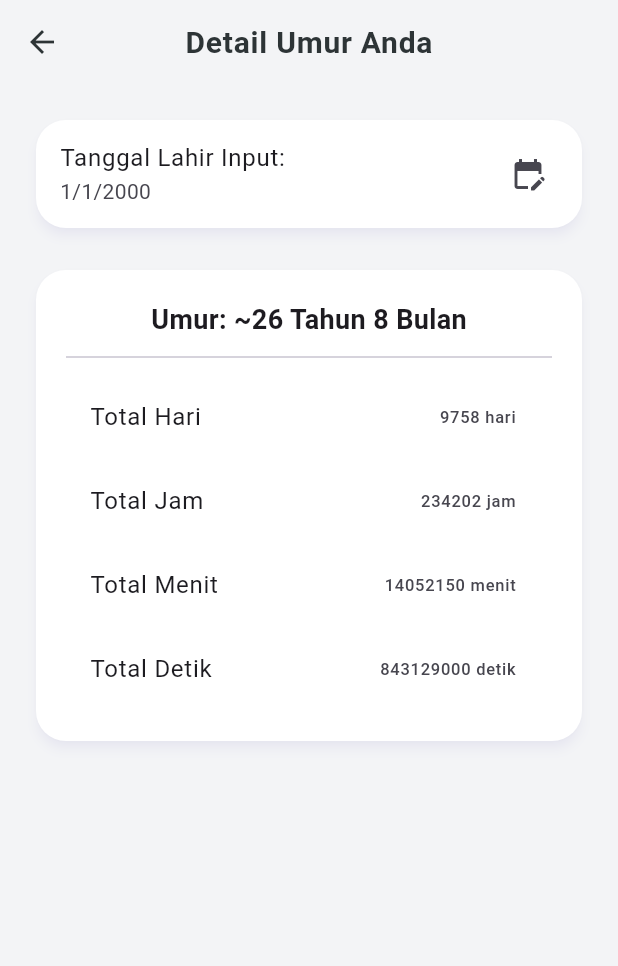
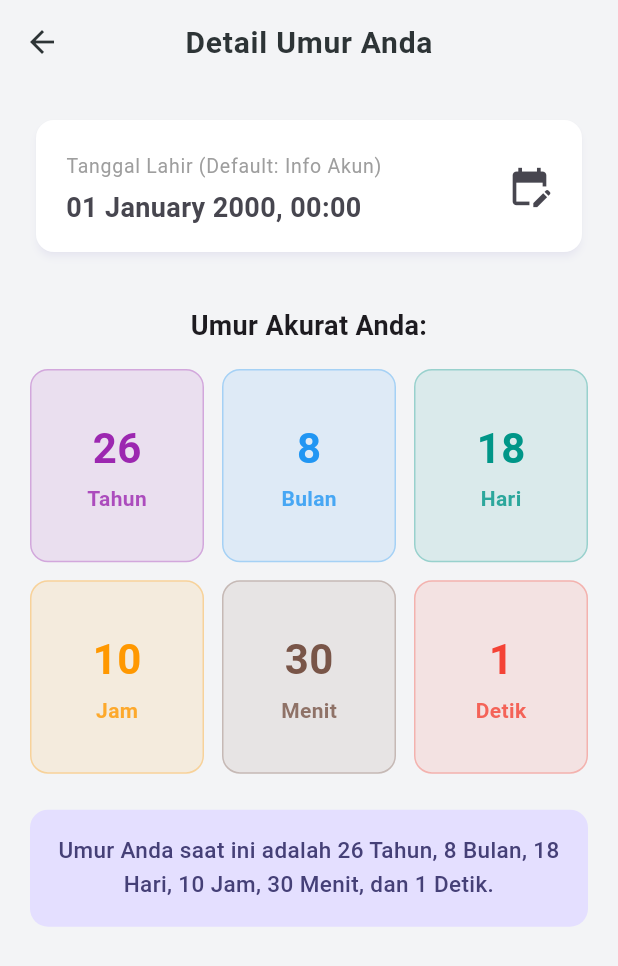
Before and after one commit to Ade-Nugraha48/aplikasi_kalkulator_kece, a Flutter app: the AgeCalculatorView screen opened directly, on a phone screen of 412 x 824 dp. Shown: the top 966 px of the screen. Run offline on Flutter 3.47's test engine with Material 3 defaults, Android fonts, the phone set to English and light mode, and no system bars; our stand-ins replace hijri, shared_preferences, supabase_flutter; accounts and stored records are empty.

Commit message:
Konversi Tanggal Lahir

```diff
--- /dev/null
+++ b/lib/features/age_calculator/services/age_calculator_service.dart
@@ -0,0 +1,63 @@
+/// ============================================================================
+/// FILE: lib/features/age_calculator/services/age_calculator_service.dart
+/// FUNGSI: Utilitas Perhitungan Umur secara Detail (Tahun, Bulan, Hari, Jam, Menit, Detik).
+/// MANAJEMEN HANDLES: Algoritma presisi penanggalan masehi & kabisat.
+/// ============================================================================
+
+class AgeCalculatorService {
+  /// Menghitung selisih persis umur berdasarkan kalender.
+  /// Memperhitungkan jumlah hari per bulan dan tahun kabisat.
+  static Map<String, int> calculateAge(DateTime birthDate) {
+    DateTime now = DateTime.now();
+
+    // Proteksi: Jika birthDate di masa depan, kembalikan 0
+    if (birthDate.isAfter(now)) {
+      return {
+        'years': 0, 'months': 0, 'days': 0,
+        'hours': 0, 'minutes': 0, 'seconds': 0,
+      };
+    }
+
+    int years = now.year - birthDate.year;
+    int months = now.month - birthDate.month;
+    int days = now.day - birthDate.day;
+    int hours = now.hour - birthDate.hour;
+    int minutes = now.minute - birthDate.minute;
+    int seconds = now.second - birthDate.second;
+
+    if (seconds < 0) {
+      minutes--;
+      seconds += 60;
+    }
+    if (minutes < 0) {
+      hours--;
+      minutes += 60;
+    }
+    if (hours < 0) {
+      days--;
+      hours += 24;
+    }
+    if (days < 0) {
+      months--;
+      // Mendapatkan total hari pada bulan sebelumnya
+      int previousMonth = now.month == 1 ? 12 : now.month - 1;
+      int yearForPrevMonth = now.month == 1 ? now.year - 1 : now.year;
+      // DateTime(year, month + 1, 0) menghasilkan hari terakhir di bulan tsb
+      int daysInPrevMonth = DateTime(yearForPrevMonth, previousMonth + 1, 0).day;
+      days += daysInPrevMonth;
+    }
+    if (months < 0) {
+      years--;
+      months += 12;
+    }
+
+    return {
+      'years': years,
+      'months': months,
+      'days': days,
+      'hours': hours,
+      'minutes': minutes,
+      'seconds': seconds,
+    };
+  }
+}
--- a/lib/features/age_calculator/views/age_calculator_view.dart
+++ b/lib/features/age_calculator/views/age_calculator_view.dart
@@ -6,8 +6,11 @@
 ///               serta timer update real-time detik/jam umur.
 /// ============================================================================
 
+import 'dart:async';
 import 'package:flutter/material.dart';
+import 'package:intl/intl.dart';
 import '../../../core/session/session_manager.dart';
+import '../services/age_calculator_service.dart';
 
 class AgeCalculatorView extends StatefulWidget {
   const AgeCalculatorView({super.key});
@@ -18,6 +21,7 @@ class AgeCalculatorView extends StatefulWidget {
 
 class _AgeCalculatorViewState extends State<AgeCalculatorView> {
   DateTime _birthDate = DateTime(2000, 1, 1);
+  Timer? _timer;
 
   @override
   void initState() {
@@ -25,23 +29,111 @@ class _AgeCalculatorViewState extends State<AgeCalculatorView> {
     // Handles FR-T2-06: Default input dari birth_date user di Session/DB
     final user = SessionManager().currentUser;
     if (user != null && user['birth_date'] != null) {
-      _birthDate = user['birth_date'] is DateTime
+      final dbDate = user['birth_date'] is DateTime
           ? user['birth_date']
-          : DateTime.tryParse(user['birth_date'].toString()) ?? _birthDate;
+          : DateTime.tryParse(user['birth_date'].toString());
+      if (dbDate != null) {
+        // Handle timezone offset (bug prevention)
+        _birthDate = dbDate.toLocal();
+      }
     }
+
+    // Memulai Timer Real-time setiap 1 detik
+    _timer = Timer.periodic(const Duration(seconds: 1), (timer) {
+      if (mounted) {
+        setState(() {}); // Memicu re-render UI age secara instan
+      }
+    });
+  }
+
+  @override
+  void dispose() {
+    // Mematikan timer saat berpindah halaman agar tidak Memory Leak
+    _timer?.cancel();
+    super.dispose();
+  }
+
+  Future<void> _pilihTanggalLahir() async {
+    final pickedDate = await showDatePicker(
+      context: context,
+      initialDate: _birthDate,
+      firstDate: DateTime(1900),
+      lastDate: DateTime.now(), // Validasi Bug: Tidak boleh tanggal depan
+    );
+
+    if (pickedDate != null) {
+      if (!mounted) return;
+      final pickedTime = await showTimePicker(
+        context: context,
+        initialTime: TimeOfDay.fromDateTime(_birthDate),
+      );
+
+      if (pickedTime != null) {
+        final newDate = DateTime(
+          pickedDate.year,
+          pickedDate.month,
+          pickedDate.day,
+          pickedTime.hour,
+          pickedTime.minute,
+        );
+
+        // Validasi: Waktu kombinasi tidak boleh > waktu sekarang
+        if (newDate.isAfter(DateTime.now())) {
+          if (mounted) {
+            ScaffoldMessenger.of(context).showSnackBar(
+              const SnackBar(
+                content: Text('Tanggal lahir tidak boleh melebihi waktu saat ini!'),
+                backgroundColor: Colors.red,
+              )
+            );
+          }
+          return; // Batalkan
+        }
+
+        setState(() {
+          _birthDate = newDate;
+        });
+      }
+    }
+  }
+
+  Widget _buildAgeBox(String value, String label, Color color) {
+    return Container(
+      decoration: BoxDecoration(
+        color: color.withOpacity(0.1),
+        borderRadius: BorderRadius.circular(12),
+        border: Border.all(color: color.withOpacity(0.3)),
+      ),
+      padding: const EdgeInsets.symmetric(vertical: 16),
+      child: Column(
+        mainAxisAlignment: MainAxisAlignment.center,
+        children: [
+          Text(
+            value,
+            style: TextStyle(
+              fontSize: 28,
+              fontWeight: FontWeight.bold,
+              color: color,
+            ),
+          ),
+          const SizedBox(height: 4),
+          Text(
+            label,
+            style: TextStyle(
+              fontSize: 14,
+              fontWeight: FontWeight.w600,
+              color: color.withOpacity(0.8),
+            ),
+          ),
+        ],
+      ),
+    );
   }
 
   @override
   Widget build(BuildContext context) {
-    final now = DateTime.now();
-    final difference = now.difference(_birthDate);
-
-    final years = now.year - _birthDate.year;
-    final months = now.month - _birthDate.month;
-    final days = difference.inDays;
-    final hours = difference.inHours;
-    final minutes = difference.inMinutes;
-    final seconds = difference.inSeconds;
+    final ageMap = AgeCalculatorService.calculateAge(_birthDate);
+    final theme = Theme.of(context);
 
     return Scaffold(
       appBar: AppBar(
@@ -50,41 +142,66 @@ class _AgeCalculatorViewState extends State<AgeCalculatorView> {
       body: SingleChildScrollView(
         padding: const EdgeInsets.all(20.0),
         child: Column(
+          crossAxisAlignment: CrossAxisAlignment.stretch,
           children: [
             Card(
+              elevation: 2,
+              shape: RoundedRectangleBorder(borderRadius: BorderRadius.circular(12)),
               child: ListTile(
-                title: const Text('Tanggal Lahir Input:'),
-                subtitle: Text('${_birthDate.day}/${_birthDate.month}/${_birthDate.year}'),
-                trailing: const Icon(Icons.edit_calendar),
-                onTap: () async {
-                  final picked = await showDatePicker(
-                    context: context,
-                    initialDate: _birthDate,
-                    firstDate: DateTime(1900),
-                    lastDate: DateTime.now(),
-                  );
-                  if (picked != null) {
-                    setState(() {
-                      _birthDate = picked;
-                    });
-                  }
-                },
+                contentPadding: const EdgeInsets.symmetric(horizontal: 20, vertical: 8),
+                title: const Text('Tanggal Lahir (Default: Info Akun)', style: TextStyle(fontSize: 13, color: Colors.grey)),
+                subtitle: Padding(
+                  padding: const EdgeInsets.only(top: 4.0),
+                  child: Text(
+                    DateFormat('dd MMMM yyyy, HH:mm').format(_birthDate),
+                    style: const TextStyle(fontSize: 18, fontWeight: FontWeight.bold),
+                  ),
+                ),
+                trailing: const Icon(Icons.edit_calendar, size: 30),
+                onTap: _pilihTanggalLahir,
               ),
             ),
-            const SizedBox(height: 20),
-            // Output Detail Umur: Tahun, Bulan, Hari, Jam, Menit, Detik
-            Card(
-              child: Padding(
-                padding: const EdgeInsets.all(20.0),
-                child: Column(
-                  children: [
-                    Text('Umur: ~$years Tahun $months Bulan', style: const TextStyle(fontSize: 18, fontWeight: FontWeight.bold)),
-                    const Divider(height: 24),
-                    ListTile(title: const Text('Total Hari'), trailing: Text('$days hari')),
-                    ListTile(title: const Text('Total Jam'), trailing: Text('$hours jam')),
-                    ListTile(title: const Text('Total Menit'), trailing: Text('$minutes menit')),
-                    ListTile(title: const Text('Total Detik'), trailing: Text('$seconds detik')),
-                  ],
+            const SizedBox(height: 32),
+
+            const Text(
+              'Umur Akurat Anda:',
+              style: TextStyle(fontSize: 18, fontWeight: FontWeight.bold),
+              textAlign: TextAlign.center,
+            ),
+            const SizedBox(height: 16),
+
+            GridView.count(
+              crossAxisCount: 3,
+              shrinkWrap: true,
+              physics: const NeverScrollableScrollPhysics(),
+              mainAxisSpacing: 12,
+              crossAxisSpacing: 12,
+              childAspectRatio: 0.9,
+              children: [
+                _buildAgeBox(ageMap['years'].toString(), 'Tahun', Colors.purple),
+                _buildAgeBox(ageMap['months'].toString(), 'Bulan', Colors.blue),
+                _buildAgeBox(ageMap['days'].toString(), 'Hari', Colors.teal),
+                _buildAgeBox(ageMap['hours'].toString(), 'Jam', Colors.orange),
+                _buildAgeBox(ageMap['minutes'].toString(), 'Menit', Colors.brown),
+                _buildAgeBox(ageMap['seconds'].toString(), 'Detik', Colors.red),
+              ],
+            ),
+            const SizedBox(height: 24),
+
+            Container(
+              padding: const EdgeInsets.all(16),
+              decoration: BoxDecoration(
+                color: theme.colorScheme.primaryContainer,
+                borderRadius: BorderRadius.circular(12),
+              ),
+              child: Text(
+                'Umur Anda saat ini adalah ${ageMap['years']} Tahun, ${ageMap['months']} Bulan, ${ageMap['days']} Hari, ${ageMap['hours']} Jam, ${ageMap['minutes']} Menit, dan ${ageMap['seconds']} Detik.',
+                textAlign: TextAlign.center,
+                style: TextStyle(
+                  fontSize: 15,
+                  fontWeight: FontWeight.w500,
+                  color: theme.colorScheme.onPrimaryContainer,
+                  height: 1.5,
                 ),
               ),
             ),
```
